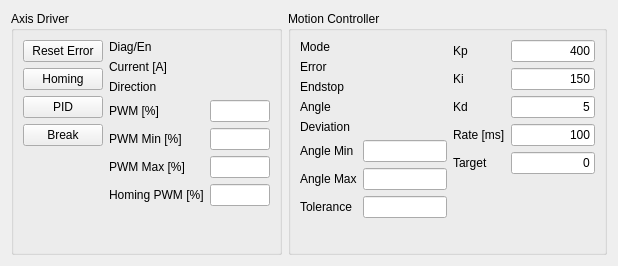
Above: ui/StateWidget.ui from ivantaran/myrotator-gui before the change. Below: the same form after it.
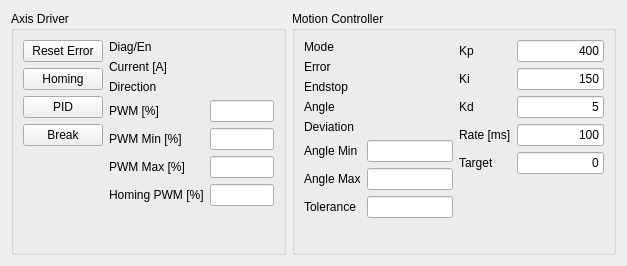
That is the form after the change.

What changed in the file:
```diff
--- a/ui/StateWidget.ui
+++ b/ui/StateWidget.ui
@@ -6,7 +6,7 @@
    <rect>
     <x>0</x>
     <y>0</y>
-    <width>618</width>
+    <width>627</width>
     <height>266</height>
    </rect>
   </property>
@@ -76,6 +76,18 @@
         </item>
         <item row="0" column="1">
          <widget class="QLabel" name="labelDiagValue">
+          <property name="sizePolicy">
+           <sizepolicy hsizetype="Preferred" vsizetype="Preferred">
+            <horstretch>0</horstretch>
+            <verstretch>0</verstretch>
+           </sizepolicy>
+          </property>
+          <property name="minimumSize">
+           <size>
+            <width>64</width>
+            <height>0</height>
+           </size>
+          </property>
           <property name="text">
            <string/>
           </property>
@@ -93,6 +105,18 @@
         </item>
         <item row="1" column="1">
          <widget class="QLabel" name="labelCurrentValue">
+          <property name="sizePolicy">
+           <sizepolicy hsizetype="Preferred" vsizetype="Preferred">
+            <horstretch>0</horstretch>
+            <verstretch>0</verstretch>
+           </sizepolicy>
+          </property>
+          <property name="minimumSize">
+           <size>
+            <width>64</width>
+            <height>0</height>
+           </size>
+          </property>
           <property name="text">
            <string/>
           </property>
@@ -110,8 +134,17 @@
         </item>
         <item row="2" column="1">
          <widget class="QLabel" name="labelDirectionValue">
-          <property name="text">
-           <string/>
+          <property name="sizePolicy">
+           <sizepolicy hsizetype="Preferred" vsizetype="Preferred">
+            <horstretch>0</horstretch>
+            <verstretch>0</verstretch>
+           </sizepolicy>
+          </property>
+          <property name="minimumSize">
+           <size>
+            <width>64</width>
+            <height>0</height>
+           </size>
           </property>
          </widget>
         </item>
@@ -130,6 +163,12 @@
             <verstretch>0</verstretch>
            </sizepolicy>
           </property>
+          <property name="minimumSize">
+           <size>
+            <width>64</width>
+            <height>0</height>
+           </size>
+          </property>
           <property name="alignment">
            <set>Qt::AlignRight|Qt::AlignTrailing|Qt::AlignVCenter</set>
           </property>
@@ -150,6 +189,12 @@
             <verstretch>0</verstretch>
            </sizepolicy>
           </property>
+          <property name="minimumSize">
+           <size>
+            <width>64</width>
+            <height>0</height>
+           </size>
+          </property>
           <property name="alignment">
            <set>Qt::AlignRight|Qt::AlignTrailing|Qt::AlignVCenter</set>
           </property>
@@ -170,6 +215,12 @@
             <verstretch>0</verstretch>
            </sizepolicy>
           </property>
+          <property name="minimumSize">
+           <size>
+            <width>64</width>
+            <height>0</height>
+           </size>
+          </property>
           <property name="alignment">
            <set>Qt::AlignRight|Qt::AlignTrailing|Qt::AlignVCenter</set>
           </property>
@@ -190,6 +241,12 @@
             <verstretch>0</verstretch>
            </sizepolicy>
           </property>
+          <property name="minimumSize">
+           <size>
+            <width>64</width>
+            <height>0</height>
+           </size>
+          </property>
           <property name="alignment">
            <set>Qt::AlignRight|Qt::AlignTrailing|Qt::AlignVCenter</set>
           </property>
```
